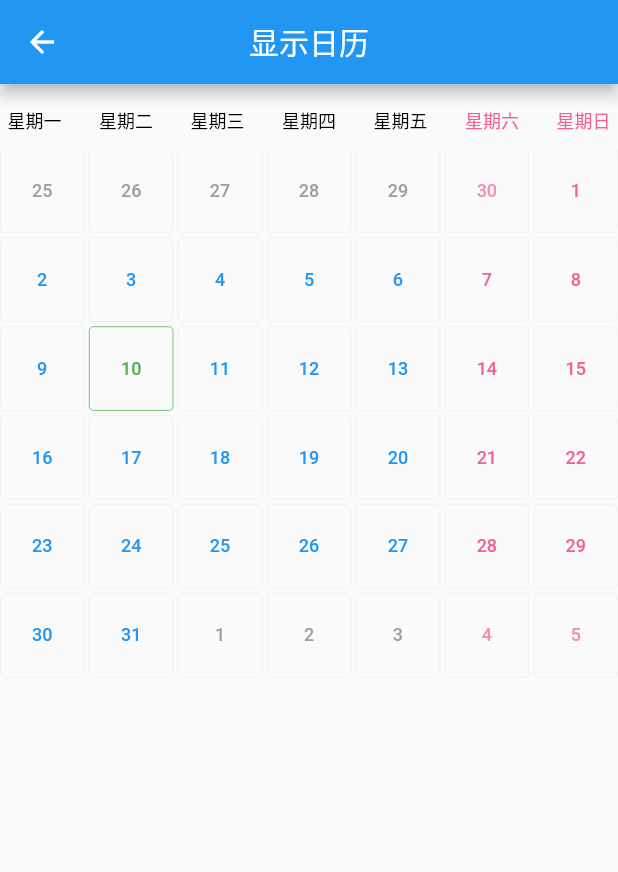
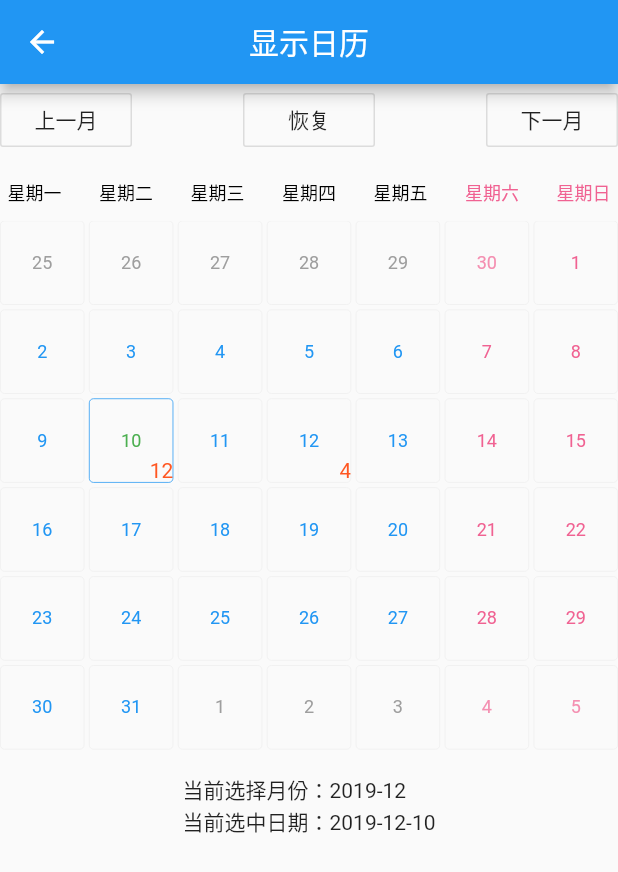
Before and after one commit to OpenFlutter/mini_calendar, a Flutter app: the screen it shows after launch, after a tap on "显示日历", on a phone screen of 412 x 824 dp. Shown: the top 872 px of the screen. Run offline on Flutter 3.47's test engine with Material 2 defaults, Android fonts, the phone set to English and light mode, and no system bars.

Commit message:
发布0.1.0版本

```diff
--- a/example/lib/calendar_view.dart
+++ b/example/lib/calendar_view.dart
@@ -8,19 +8,74 @@ class CalendarViewPage extends StatefulWidget {
 }
 
 class _CalendarViewPageState extends State<CalendarViewPage> {
+  DateDay currentDay = DateDay.now();
+  DateDay currentMonth = DateDay.now();
+  MiniCalender _calender;
+
   @override
   Widget build(BuildContext context) {
+    if (_calender == null) {
+      _calender = MiniCalender(
+        currentDay: currentDay,
+        minTime: DateDay.now().copyWith(month: 1),
+        maxTime: DateDay.now().copyWith(month: 12),
+        width: MediaQuery.of(context).size.width,
+        marks: {DateDay.now(): 12, DateDay.now().add(Duration(days: 2)): 4},
+        onDaySelected: (day, data) {
+          currentDay = day.copyWith();
+
+          setState(() {});
+        },
+        buildMark: (ctx, day, data) {
+          return Positioned(
+            bottom: 0,
+            right: 0,
+            child: Text(
+              "$data",
+              style: TextStyle(fontSize: 14, color: Colors.deepOrange),
+            ),
+          );
+        },
+        onMonthChange: (month) {
+          currentMonth = month;
+          setState(() {});
+        },
+      );
+    }
     return Scaffold(
       appBar: AppBar(
         title: Text('显示日历'),
         centerTitle: true,
       ),
-      body: MiniCalender(
-        pickingTime: DateTime.now(),
-        width: MediaQuery.of(context).size.width,
-        onMonthChange: (month) {
-          print("${month.year}-${month.month}");
-        },
+      body: Column(
+        children: <Widget>[
+          Row(mainAxisAlignment: MainAxisAlignment.spaceBetween, children: <Widget>[
+            OutlineButton(
+              onPressed: () {
+                _calender.prev();
+              },
+              child: Text('上一月'),
+            ),
+            OutlineButton(
+              onPressed: () {
+                _calender.goToDay(DateDay.now());
+              },
+              child: Text('恢复'),
+            ),
+            OutlineButton(
+              onPressed: () {
+                _calender.next();
+              },
+              child: Text('下一月'),
+            ),
+          ]),
+          Container(
+            width: MediaQuery.of(context).size.width,
+            height: MediaQuery.of(context).size.width,
+            child: _calender,
+          ),
+          Text("当前选择月份：${currentMonth.year}-${currentMonth.month}\n当前选中日期：$currentDay")
+        ],
       ),
     );
   }
--- a/lib/handle.dart
+++ b/lib/handle.dart
@@ -1,33 +1,5 @@
-import 'package:flutter/cupertino.dart';
 import 'package:flutter/material.dart';
-
-class DateHandle {
-  DateTime time;
-  int maxDays;
-  DateTime startDay;
-  DateTime endDay;
-
-  DateHandle(this.time) {
-    maxDays =
-        DateTime(time.year, time.month + 1, 1).add(Duration(days: -1)).day;
-    startDay = DateTime(time.year, time.month, 1);
-    endDay = DateTime(time.year, time.month, maxDays);
-  }
-
-  @override
-  String toString() {
-    return 'DateHandle{time: $time, maxDays: $maxDays, startDay: $startDay, endDay: $endDay}';
-  }
-}
 
 TextStyle defaultDayStyle = TextStyle(fontSize: 12, color: Colors.blue);
 TextStyle disableDayStyle = TextStyle(fontSize: 12, color: Colors.grey);
 TextStyle weekDayStyle = TextStyle(fontSize: 12, color: Colors.pink);
-
-/// 是否是今天
-bool isToDay(DateTime date) {
-  DateTime nowTime = DateTime.now();
-  return date.year == nowTime.year &&
-      date.month == nowTime.month &&
-      date.day == nowTime.day;
-}
--- a/lib/mini_calendar.dart
+++ b/lib/mini_calendar.dart
@@ -1,3 +1,13 @@
 library flutter_calendar;
 
+import 'package:flutter/cupertino.dart';
+import 'package:mini_calendar/model/date_day.dart';
+
 export 'widget/calendar_widget.dart';
+export 'model/date_day.dart';
+
+/// 构建Mark,[day]-日期，[data]-数据
+typedef Widget BuildMark<T>(BuildContext context, DateDay day, T data);
+
+/// 当日期被选中时
+typedef void OnDaySelected<T>(DateDay day, T data);
--- /dev/null
+++ b/lib/model/date_day.dart
@@ -0,0 +1,79 @@
+class DateDay {
+  DateTime _time;
+  DateTime get time => _time;
+
+  int _year;
+  int get year => _year;
+
+  int _month;
+  int get month => _month;
+
+  int _day;
+  int get day => _day;
+
+  int _maxDays;
+  int get maxDays => _maxDays;
+
+  DateDay get monthFirstDay => DateDay(year, month, 1);
+
+  DateDay get monthEndDay => DateDay(year, month, maxDays);
+
+  DateDay([int year, int month, int day]) : this._(DateTime(year, month, day));
+
+  DateDay._([this._time]) {
+    _year = _time.year;
+    _month = _time.month;
+    _day = _time.day;
+    _maxDays = DateTime(time.year, time.month + 1, 1).add(Duration(days: -1)).day;
+  }
+
+  DateDay.dateTime(DateTime time) : this._(time);
+
+  DateDay copyWith({int year, int month, int day}) {
+    return DateDay(year ?? this.year, month ?? this.month, day ?? this.day);
+  }
+
+  DateDay.now() : this._(DateTime.now());
+
+  bool isToday() => this == DateDay.now();
+
+  DateDay subtract(Duration duration) => DateDay.dateTime(_time.subtract(duration));
+
+  DateDay add(Duration duration) => DateDay.dateTime(_time.add(duration));
+
+  int get weekday => _time.weekday;
+
+  @override
+  String toString() {
+    String y = _fourDigits(year);
+    String m = _twoDigits(month);
+    String d = _twoDigits(day);
+    return "$y-$m-$d";
+  }
+
+  @override
+  bool operator ==(Object other) => identical(this, other) || other is DateDay && num == other.num;
+
+  bool operator >(Object other) => other is DateDay && runtimeType == other.runtimeType && num > other.num;
+
+  bool operator <(Object other) => other is DateDay && runtimeType == other.runtimeType && num < other.num;
+
+  @override
+  int get hashCode => num.hashCode;
+
+  static String _fourDigits(int n) {
+    int absN = n.abs();
+    String sign = n < 0 ? "-" : "";
+    if (absN >= 1000) return "$n";
+    if (absN >= 100) return "${sign}0$absN";
+    if (absN >= 10) return "${sign}00$absN";
+    return "${sign}000$absN";
+  }
+
+  static String _twoDigits(int n) {
+    if (n >= 10) return "$n";
+    return "0$n";
+  }
+
+  int get num => year * 10000 + month * 100 + day;
+}
--- a/lib/widget/calendar_widget.dart
+++ b/lib/widget/calendar_widget.dart
@@ -1,19 +1,23 @@
 import 'package:flutter/material.dart';
-import 'package:flutter/src/scheduler/ticker.dart';
 import 'package:mini_calendar/handle.dart';
+import 'package:mini_calendar/mini_calendar.dart';
+import 'package:mini_calendar/model/date_day.dart';
 
 import 'month_widget.dart';
 
 ///
-class MiniCalender extends StatefulWidget {
+class MiniCalender<T> extends StatelessWidget {
   /// 当前选择的日期
-  final DateTime pickingTime;
+  final DateDay currentDay;
+
+  /// 当前选中的月份
+  final DateDay currentMonth;
 
   /// 最小日期
-  final DateTime minTime;
+  final DateDay minTime;
 
   /// 最大日期
-  final DateTime maxTime;
+  final DateDay maxTime;
 
   /// 日控件高度
   final double dayHeight;
@@ -22,87 +26,120 @@ class MiniCalender extends StatefulWidget {
   final double width;
 
   /// 月份滑动改变
-  final ValueChanged<DateTime> onMonthChange;
+  final ValueChanged<DateDay> onMonthChange;
 
   /// 显示星期
   final bool showWeekHeader;
 
-  const MiniCalender({
+  /// 标记集合
+  final Map<DateDay, T> marks;
+
+  final BuildMark<T> buildMark;
+
+  /// 日期选择事件
+  final OnDaySelected<T> onDaySelected;
+
+  MiniCalender({
     Key key,
-    this.pickingTime,
+    this.currentDay,
     this.minTime,
     this.maxTime,
     this.onMonthChange,
     this.dayHeight,
     this.width = double.infinity,
     this.showWeekHeader = true,
+    this.marks = const {},
+    this.buildMark,
+    this.onDaySelected,
+    this.currentMonth,
   }) : super(key: key);
 
-  @override
-  _MiniCalenderState createState() => _MiniCalenderState();
-}
+  List<DateDay> months = [];
+  PageController _controller;
+  int _leftEndPosition = 1;
+  int _rightEndPosition = 1;
+  DateDay _currentDay;
+  DateDay _currentMonth;
 
-class _MiniCalenderState extends State<MiniCalender> {
-  List<MonthWidget> items = [];
-  PageController _controller;
-  int leftPosition = 1;
-  int rightPosition = 1;
+  int _position;
 
-  @override
-  void initState() {
-    DateTime startTime = widget.minTime ??
-        DateTime(widget.pickingTime.year, widget.pickingTime.month - 6, 1);
-    DateTime endTime = widget.maxTime ??
-        DateTime(widget.pickingTime.year, widget.pickingTime.month + 6, 1);
-    if (startTime.isAfter(widget.pickingTime)) {
-      startTime = DateTime.parse(widget.pickingTime.toIso8601String());
+  bool goToDay(DateDay day) {
+    for (int index = 0; index < months.length; index++) {
+      if (index !=_position && months[index].year == day.year && months[index].month == day.month) {
+        _controller.animateToPage(index, duration: const Duration(milliseconds: 500), curve: Curves.ease);
+        return true;
+      }
     }
-    if (endTime.isBefore(widget.pickingTime)) {
-      endTime = DateTime.parse(widget.pickingTime.toIso8601String());
+    return false;
+  }
+
+  bool next() {
+    if (_position == (_leftEndPosition + _rightEndPosition)) return false;
+    _controller.animateToPage(++_position, duration: const Duration(milliseconds: 500), curve: Curves.ease);
+    return true;
+  }
+
+  bool prev() {
+    if (_position == 0) return false;
+    _controller.animateToPage(--_position, duration: const Duration(milliseconds: 500), curve: Curves.ease);
+    return true;
+  }
+
+  void initData() {
+    DateDay _startTime = minTime;
+    DateDay _endTime = maxTime;
+    _currentDay = currentDay != null ? currentDay.copyWith() : DateDay.now();
+    _currentMonth = currentMonth != null ? currentMonth.copyWith() : _currentDay.copyWith();
+
+    if (_startTime == null || _startTime > _currentDay) {
+      _startTime = _currentDay.monthFirstDay;
     }
-    leftPosition = (widget.pickingTime.year - startTime.year) * 12 +
-        widget.pickingTime.month -
-        startTime.month;
-    rightPosition = (endTime.year - widget.pickingTime.year) * 12 +
-        endTime.month -
-        startTime.month;
+    if (_endTime == null || _endTime < _currentDay) {
+      _endTime = _currentDay.monthEndDay;
+    }
+    _leftEndPosition = (_currentMonth.year - _startTime.year) * 12 + _currentMonth.month - _startTime.month;
+    _position = _leftEndPosition;
+    _rightEndPosition = (_endTime.year - _currentMonth.year) * 12 + _endTime.month - _startTime.month;
 
-    List.generate(leftPosition, (index) {
-      items.add(MonthWidget(
-        pickingDay: DateTime(widget.pickingTime.year,
-            widget.pickingTime.month - leftPosition + index, 1),
-        dayHeight: widget.dayHeight,
-        width: widget.width,
-      ));
+    List.generate(_leftEndPosition, (index) {
+      months.add(_currentMonth.copyWith(month: _currentMonth.month - _leftEndPosition + index, day: 1));
     });
-    items.add(MonthWidget(
-      pickingDay: widget.pickingTime,
-      dayHeight: widget.dayHeight,
-      width: widget.width,
-    ));
-    List.generate(rightPosition, (index) {
-      items.add(MonthWidget(
-        pickingDay: DateTime(
-            widget.pickingTime.year, widget.pickingTime.month + index + 1, 1),
-        dayHeight: widget.dayHeight,
-        width: widget.width,
-      ));
+    months.add(_currentMonth.copyWith());
+    List.generate(_rightEndPosition, (index) {
+      months.add(_currentMonth.copyWith(month: _currentMonth.month + index + 1, day: 1));
     });
-    _controller = PageController(initialPage: leftPosition);
-    super.initState();
+    _controller = PageController(initialPage: _position);
   }
 
   @override
   Widget build(BuildContext context) {
+    initData();
     PageView pageView = PageView(
       controller: _controller,
-      children: items,
+      children: months
+          .map(
+            (month) => MonthWidget(
+              inMonth: month,
+              currentDay: _currentDay,
+              dayHeight: dayHeight,
+              width: width,
+              buildMark: buildMark,
+              marks: marks,
+              onDaySelected: (day, data) {
+                _currentDay = day.copyWith();
+                if (onDaySelected != null) onDaySelected(_currentDay, data);
+              },
+            ),
+          )
+          .toList(),
       onPageChanged: (position) {
-        widget.onMonthChange(items[position].pickingDay);
+        this._position = position;
+        _currentMonth = months[this._position].copyWith();
+        if (onMonthChange != null) onMonthChange(_currentMonth);
       },
     );
 
-    return widget.showWeekHeader
+    return showWeekHeader
         ? Column(
             children: <Widget>[_buildWeekHeader(), Expanded(child: pageView)],
           )
@@ -121,10 +158,8 @@ class _MiniCalenderState extends State<MiniCalender> {
             Text('星期三', style: defaultDayStyle.copyWith(color: Colors.black)),
             Text('星期四', style: defaultDayStyle.copyWith(color: Colors.black)),
             Text('星期五', style: defaultDayStyle.copyWith(color: Colors.black)),
-            Text('星期六',
-                style: defaultDayStyle.copyWith(color: Colors.pink[300])),
-            Text('星期日',
-                style: defaultDayStyle.copyWith(color: Colors.pink[300])),
+            Text('星期六', style: defaultDayStyle.copyWith(color: Colors.pink[300])),
+            Text('星期日', style: defaultDayStyle.copyWith(color: Colors.pink[300])),
           ]),
     );
   }
--- a/lib/widget/day_widget.dart
+++ b/lib/widget/day_widget.dart
@@ -1,11 +1,11 @@
 import 'package:flutter/material.dart';
-
-import '../handle.dart';
+import 'package:mini_calendar/mini_calendar.dart';
+import '../model/date_day.dart';
 
 /// 日视图
-class DayWidget extends StatelessWidget {
+class DayWidget<T> extends StatelessWidget {
   /// 当前显示的日期
-  final DateTime dayTime;
+  final DateDay dayTime;
 
   /// 日期颜色
   final TextStyle style;
@@ -13,56 +13,91 @@ class DayWidget extends StatelessWidget {
   /// 是否可选
   final bool edit;
 
-  final List<Widget> markers;
+  /// 是否有标签
+  final bool hasMark;
+
+  /// 自定义构建标记
+  final BuildMark<T> buildMark;
+
+  /// 点击事件
+  final OnDaySelected<T> onDaySelected;
 
   /// 高度
   final double height;
+
+  /// 宽度
   final double width;
+
+  /// 附加数据
+  final T data;
+
+  /// 是否被选中
+  final DateDay currentDay;
 
   const DayWidget({
     Key key,
-    this.markers,
+    this.hasMark,
     this.dayTime,
     this.style,
     this.edit = true,
     this.height = double.infinity,
     this.width = double.infinity,
+    this.buildMark,
+    this.data,
+    this.onDaySelected,
+    this.currentDay,
   }) : super(key: key);
 
   @override
   Widget build(BuildContext context) {
-    bool tody = isToDay(dayTime);
     TextStyle _style = style;
+    Color _sideColor = Colors.grey[200];
     if (dayTime.weekday > 5) {
-      _style =
-          style.copyWith(color: edit ? Colors.pink[300] : Colors.pink[200]);
+      _style = style.copyWith(color: edit ? Colors.pink[300] : Colors.pink[200]);
     }
-    if (tody) {
+    if (dayTime.isToday()) {
       _style = style.copyWith(color: Colors.green);
+      _sideColor = Colors.green;
+    }
+    if (currentDay != null && currentDay == dayTime) {
+      _sideColor = Colors.blue;
     }
 
-    List<Widget> items = [
-      MaterialButton(
-        height: height,
-        minWidth: width,
+    List<Widget> items = [Center(child: Text("${dayTime.day}${hasMark ? '' : ''}", style: _style))];
+    if (hasMark) {
+      items.add(buildMark == null
+          ? Positioned(
+              bottom: 0,
+              left: 0,
+              right: 0,
+              child: Center(
+                child: Icon(Icons.bookmark, color: Colors.blue, size: 16),
+              ),
+            )
+          : buildMark(context, dayTime, data));
+    }
+
+    return Material(
       shape: RoundedRectangleBorder(
           borderRadius: BorderRadius.circular(3),
           side: BorderSide(
             width: 0.5,
-              color: tody ? Colors.green : Colors.grey[200],
+            color: _sideColor,
           )),
-        child: Text("${dayTime.day}", style: _style),
-        onPressed: () {},
-      )
-    ];
-    if (markers != null) {
-      items.addAll(markers);
+      child: Ink(
+        child: InkWell(
+          onTap: () {
+            if (onDaySelected != null && edit) {
+              onDaySelected(dayTime, data);
             }
-    return Container(
-      alignment: Alignment.center,
+          },
+          child: Container(
             height: height,
             width: width,
             child: Stack(children: items),
+          ),
+        ),
+      ),
     );
   }
 }
--- a/lib/widget/month_widget.dart
+++ b/lib/widget/month_widget.dart
@@ -3,68 +3,103 @@
 ///
 ///
 import 'package:flutter/material.dart';
+import 'package:mini_calendar/mini_calendar.dart';
+import '../model/date_day.dart';
 import '../handle.dart';
 import 'day_widget.dart';
 
-class MonthWidget extends StatelessWidget {
-  /// 当前选择的日期
-  final DateTime pickingDay;
+class MonthWidget<T> extends StatelessWidget {
+  /// 所在月份
+  final DateDay inMonth;
 
-  ///
+  /// 边距
   final EdgeInsets padding;
 
+  /// 面板颜色
   final Color color;
 
+  /// 面板宽度
   final double width;
+
+  /// 日组件高度
   final double dayHeight;
+
+  /// 自定义mark
+  final BuildMark<T> buildMark;
+
+  /// 点击事件
+  final OnDaySelected<T> onDaySelected;
+
+  /// 标记
+  final Map<DateDay, T> marks;
+
+  /// 当前选中日期
+  final DateDay currentDay;
 
   const MonthWidget({
     Key key,
-    this.pickingDay,
+    this.inMonth,
     this.padding = const EdgeInsets.all(0),
     this.color = Colors.transparent,
     this.dayHeight,
     this.width = double.infinity,
+    this.buildMark,
+    this.marks = const {},
+    this.onDaySelected,
+    this.currentDay,
   }) : super(key: key);
 
   @override
   Widget build(BuildContext context) {
     double _dayWidth = (width - padding.left - padding.right - 18.0) / 7.0;
     double _dayHeight = dayHeight ?? _dayWidth;
-    DateHandle dateHandle = DateHandle(pickingDay);
-    int startWeek = dateHandle.startDay.weekday;
+    int startWeek = inMonth.monthFirstDay.weekday;
     List<Widget> items = [];
+    DateDay _time = DateDay.now();
     for (int i = 1; i < startWeek; i++) {
+      _time =
+          DateDay(inMonth.monthFirstDay.year, inMonth.monthFirstDay.month, 1).subtract(Duration(days: startWeek - i));
       items.add(DayWidget(
-        dayTime:
-            DateTime(dateHandle.startDay.year, dateHandle.startDay.month, 1)
-                .subtract(Duration(days: startWeek - i)),
+        dayTime: _time,
         style: disableDayStyle,
         height: _dayHeight,
         width: _dayWidth,
+        hasMark: marks.containsKey(_time),
+        data: marks[_time],
+        buildMark: buildMark,
+        onDaySelected: onDaySelected,
+        currentDay: currentDay,
         edit: false,
       ));
     }
-    List.generate(dateHandle.maxDays, (index) {
+    List.generate(inMonth.maxDays, (index) {
+      _time = DateDay(inMonth.monthFirstDay.year, inMonth.monthFirstDay.month, 1).add(Duration(days: index));
       items.add(DayWidget(
-        dayTime:
-            DateTime(dateHandle.startDay.year, dateHandle.startDay.month, 1)
-                .add(Duration(days: index)),
+        dayTime: _time,
         style: defaultDayStyle,
         height: _dayHeight,
         width: _dayWidth,
+        hasMark: marks.containsKey(_time),
+        data: marks[_time],
+        buildMark: buildMark,
+        onDaySelected: onDaySelected,
+        currentDay: currentDay,
       ));
     });
-    int endWeek = dateHandle.endDay.weekday;
+    int endWeek = inMonth.monthEndDay.weekday;
     for (int i = 1; i < 8 - endWeek; i++) {
+      _time = DateDay(inMonth.monthEndDay.year, inMonth.monthEndDay.month, inMonth.maxDays).add(Duration(days: i));
       items.add(DayWidget(
-        dayTime: DateTime(dateHandle.endDay.year, dateHandle.endDay.month,
-                dateHandle.endDay.day)
-            .add(Duration(days: i)),
+        dayTime: _time,
         style: disableDayStyle,
         edit: false,
         height: _dayHeight,
         width: _dayWidth,
+        hasMark: marks.containsKey(_time),
+        data: marks[_time],
+        buildMark: buildMark,
+        onDaySelected: onDaySelected,
+        currentDay: currentDay,
       ));
     }
 
--- a/pubspec.yaml
+++ b/pubspec.yaml
@@ -1,6 +1,6 @@
 name: mini_calendar
-description: Calendar components developed by Flutter.
-version: 0.0.1
+description: Date component developed with Flutter, plans to support display, swipe left and right, add date mark, radio, display week, etc.
+version: 0.1.0
 author: yshye<yshye2013@gmain.com>
 homepage: https://github.com/flutterme/mini_calendar
 
```
Also changed, not shown: 9 other files. Lines whose indentation alone changed are shown as unchanged.
